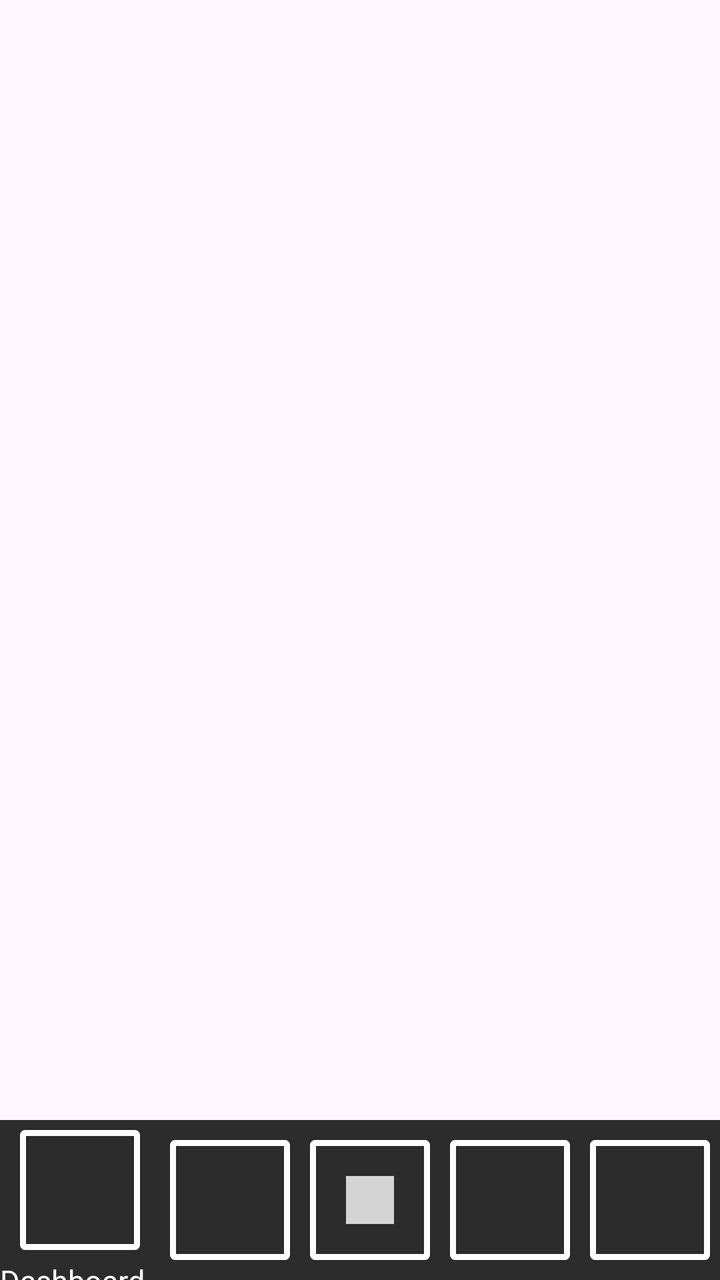
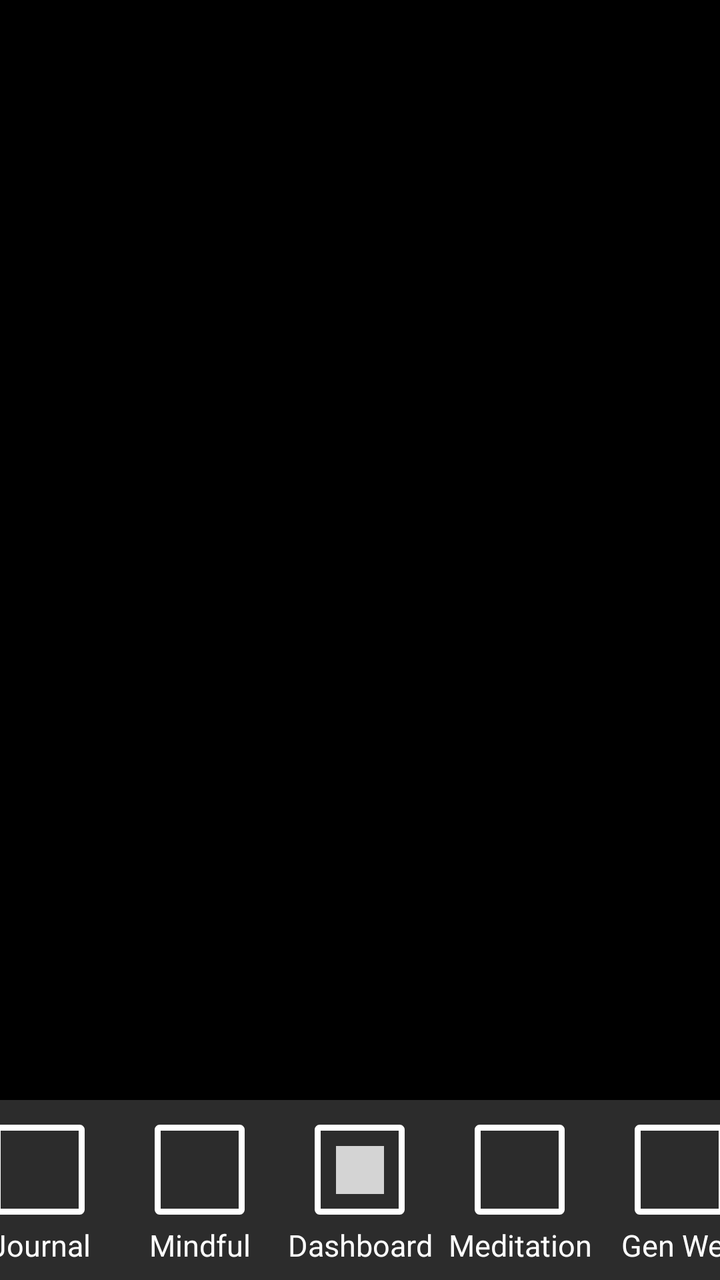

The first picture is an Android layout as it rendered before a commit; the second is the same layout after the commit. The layout source and the unified diff follow.
<!-- AndroidManifest.xml: application theme Theme.Riova -->
<!-- res/layout/footer.xml -->
<?xml version="1.0" encoding="utf-8"?>
<androidx.constraintlayout.widget.ConstraintLayout xmlns:android="http://schemas.android.com/apk/res/android"
    xmlns:app="http://schemas.android.com/apk/res-auto"
    android:layout_width="match_parent"
    android:layout_height="match_parent">

    
    <LinearLayout
        android:layout_margin="0dp"
        android:layout_width="match_parent"
        android:layout_height="wrap_content"
        android:orientation="horizontal"
        android:gravity="center"
        app:layout_constraintBottom_toBottomOf="parent"
        app:layout_constraintEnd_toEndOf="parent"
        app:layout_constraintStart_toStartOf="parent"
        android:background="@color/footer_back"
        android:id="@+id/header_layout">

        
        <LinearLayout
            android:layout_width="80dp"
            android:layout_height="80dp"
            android:orientation="vertical"
            android:gravity="center">

            <ImageButton
                android:contentDescription="@string/journal"
                android:id="@+id/button_journal"
                android:src=""
                app:backgroundTint="@null"
                style="@style/nav_button"/>
            <TextView
                android:layout_width="match_parent"
                android:layout_height="wrap_content"
                android:text="Dashboard"
                android:textSize="15sp"
                android:textColor="@color/white"/>

        </LinearLayout>
        

        
        <ImageButton
            android:contentDescription="@string/mindfullness"
            android:id="@+id/button_mindfullness"
            android:src=""
            app:backgroundTint="@null"
            style="@style/nav_button"/>
        

        
        <ImageButton
            android:contentDescription="@string/dashboard"
            android:id="@+id/button_dashboard"
            android:src="@drawable/ic_action_name"
            app:backgroundTint="@null"
            style="@style/nav_button"/>

        
        
        <ImageButton
            android:contentDescription="@string/meditation"
            android:id="@+id/button_meditation"
            android:src=""
            app:backgroundTint="@null"
            style="@style/nav_button"/>
        

        
        <ImageButton
            android:contentDescription="@string/general_wellness"
            android:id="@+id/button_generalWellness"
            android:src=""
            app:backgroundTint="@null"
            style="@style/nav_button"/>
        

    </LinearLayout>

</androidx.constraintlayout.widget.ConstraintLayout>
<!-- resources referenced by this layout -->
<resources>
  <color name="footer_back">#2C2C2C</color>
  <color name="white">#FFFFFFFF</color>
  <!-- drawable ic_action_name: png bitmap (drawable-hdpi, 122 bytes) -->
  <string name="dashboard">Dashboard</string>
  <string name="general_wellness">General Wellness</string>
  <string name="journal">Journal</string>
  <string name="meditation">Meditation</string>
  <string name="mindfullness">Mindfullness</string>
  <style name="nav_button" parent="Widget.Design.FloatingActionButton">
          <item name="android:layout_width">60dp</item>
          <item name="android:layout_height">60dp</item>
          <item name="android:layout_margin">5dp</item>
          <item name="android:background">@drawable/nav_button</item>
      </style>
  <style name="Theme.Riova" parent="Base.Theme.Riova" />
  <!-- drawable nav_button (drawable) -->
  <?xml version="1.0" encoding="utf-8"?>
  <shape xmlns:android="http://schemas.android.com/apk/res/android">
  
      <stroke
          android:width="3dp"
          android:color="#FFFFFF"
          />
      <corners
          android:radius="1dp"
          />
  </shape>
  <style name="Base.Theme.Riova" parent="Theme.Material3.DayNight.NoActionBar">
          
          
      </style>
</resources>

<!-- the commit's change to res/layout/footer.xml (unified diff, before → after) -->
@@ -2,13 +2,14 @@
 <androidx.constraintlayout.widget.ConstraintLayout xmlns:android="http://schemas.android.com/apk/res/android"
     xmlns:app="http://schemas.android.com/apk/res-auto"
     android:layout_width="match_parent"
+    android:background="@color/black"
     android:layout_height="match_parent">
 
     
     <LinearLayout
         android:layout_margin="0dp"
         android:layout_width="match_parent"
-        android:layout_height="wrap_content"
+        android:layout_height="90dp"
         android:orientation="horizontal"
         android:gravity="center"
         app:layout_constraintBottom_toBottomOf="parent"
@@ -19,11 +20,7 @@
 
         
         <LinearLayout
-            android:layout_width="80dp"
-            android:layout_height="80dp"
-            android:orientation="vertical"
-            android:gravity="center">
-
+            style="@style/nav_button_linear_layout">
             <ImageButton
                 android:contentDescription="@string/journal"
                 android:id="@+id/button_journal"
@@ -31,49 +28,70 @@
                 app:backgroundTint="@null"
                 style="@style/nav_button"/>
             <TextView
-                android:layout_width="match_parent"
-                android:layout_height="wrap_content"
-                android:text="Dashboard"
-                android:textSize="15sp"
-                android:textColor="@color/white"/>
-
+                style="@style/nav_button_text"
+                android:text="Journal"/>
         </LinearLayout>
         
 
         
-        <ImageButton
-            android:contentDescription="@string/mindfullness"
-            android:id="@+id/button_mindfullness"
-            android:src=""
-            app:backgroundTint="@null"
-            style="@style/nav_button"/>
+        <LinearLayout
+            style="@style/nav_button_linear_layout">
+
+            <ImageButton
+                android:contentDescription="@string/mindfullness"
+                android:id="@+id/button_mindfullness"
+                android:src=""
+                app:backgroundTint="@null"
+                style="@style/nav_button"/>
+            <TextView
+                style="@style/nav_button_text"
+                android:text="Mindful"/>
+        </LinearLayout>
         
 
         
-        <ImageButton
-            android:contentDescription="@string/dashboard"
-            android:id="@+id/button_dashboard"
-            android:src="@drawable/ic_action_name"
-            app:backgroundTint="@null"
-            style="@style/nav_button"/>
-
-        
-        
-        <ImageButton
-            android:contentDescription="@string/meditation"
-            android:id="@+id/button_meditation"
-            android:src=""
-            app:backgroundTint="@null"
-            style="@style/nav_button"/>
+        <LinearLayout
+            style="@style/nav_button_linear_layout">
+            <ImageButton
+                android:contentDescription="@string/dashboard"
+                android:id="@+id/button_dashboard"
+                android:src="@drawable/ic_action_name"
+                app:backgroundTint="@null"
+                style="@style/nav_button"/>
+            <TextView
+                style="@style/nav_button_text"
+                android:text="Dashboard"/>
+        </LinearLayout>
         
 
         
-        <ImageButton
-            android:contentDescription="@string/general_wellness"
-            android:id="@+id/button_generalWellness"
-            android:src=""
-            app:backgroundTint="@null"
-            style="@style/nav_button"/>
+        <LinearLayout
+            style="@style/nav_button_linear_layout">
+            <ImageButton
+                android:contentDescription="@string/meditation"
+                android:id="@+id/button_meditation"
+                android:src=""
+                app:backgroundTint="@null"
+                style="@style/nav_button"/>
+            <TextView
+                style="@style/nav_button_text"
+                android:text="Meditation"/>
+        </LinearLayout>
+        
+
+        
+        <LinearLayout
+            style="@style/nav_button_linear_layout">
+            <ImageButton
+                android:contentDescription="@string/general_wellness"
+                android:id="@+id/button_generalWellness"
+                android:src=""
+                app:backgroundTint="@null"
+                style="@style/nav_button"/>
+            <TextView
+                style="@style/nav_button_text"
+                android:text="Gen Well"/>
+        </LinearLayout>
         
 
     </LinearLayout>
<!-- resource entries referenced after the edit -->
@@ -1,5 +1,6 @@
 <!-- resources referenced by this layout -->
 <resources>
+  <color name="black">#FF000000</color>
   <color name="footer_back">#2C2C2C</color>
   <color name="white">#FFFFFFFF</color>
   <!-- drawable ic_action_name: png bitmap (drawable-hdpi, 122 bytes) -->
@@ -9,10 +10,23 @@
   <string name="meditation">Meditation</string>
   <string name="mindfullness">Mindfullness</string>
   <style name="nav_button" parent="Widget.Design.FloatingActionButton">
-          <item name="android:layout_width">60dp</item>
-          <item name="android:layout_height">60dp</item>
+          <item name="android:layout_width">45dp</item>
+          <item name="android:layout_height">45dp</item>
           <item name="android:layout_margin">5dp</item>
           <item name="android:background">@drawable/nav_button</item>
+      </style>
+  <style name="nav_button_linear_layout">
+          <item name="android:layout_width">80dp</item>
+          <item name="android:layout_height">80dp</item>
+          <item name="android:orientation">vertical</item>
+          <item name="android:gravity">center</item>
+      </style>
+  <style name="nav_button_text" parent="Widget.AppCompat.TextView">
+          <item name="android:layout_width">match_parent</item>
+          <item name="android:layout_height">wrap_content</item>
+          <item name="android:textSize">15sp</item>
+          <item name="android:textColor">@color/white</item>
+          <item name="android:textAlignment">center</item>
       </style>
   <style name="Theme.Riova" parent="Base.Theme.Riova" />
   <!-- drawable nav_button (drawable) -->
